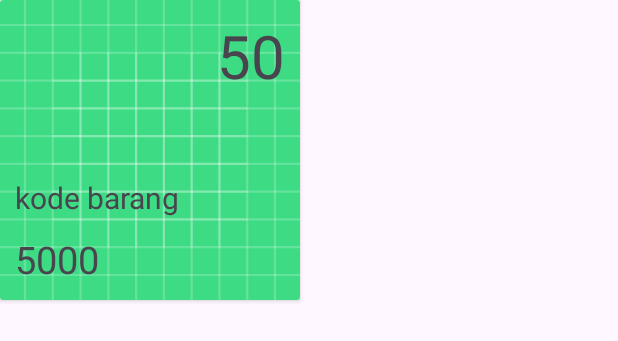
After one commit to amarSans/AppInventory, an Android app: the layout item_barang.xml on its own in the app's theme, with its tools: preview values and no code run, on a phone screen of 412 x 824 dp. The commit adds this screen. Shown: the top 341 px of the screen. Run offline under Robolectric (Android 15) with nearby library versions, the phone set to English and light mode, and no system bars.

Commit message:
penambahan adapter untuk tampilan recycler view, dengan mode eror tidak diketahui yang menyebabkan barang tidak tampil di recycler view

```diff
--- a/app/src/main/java/com/tugasmobile/inventory/data/LaporanDatabaseHelper.kt
+++ b/app/src/main/java/com/tugasmobile/inventory/data/LaporanDatabaseHelper.kt
@@ -45,7 +45,6 @@ class LaporanDatabaseHelper(context: Context) : SQLiteOpenHelper(context, DATABA
         return id
     }
 
-    // Metode untuk mendapatkan semua laporan
     fun getAllLaporan(): List<Laporan> {
         val laporanList = mutableListOf<Laporan>()
         val db = this.readableDatabase
--- /dev/null
+++ b/app/src/main/res/layout/item_barang.xml
@@ -0,0 +1,45 @@
+<?xml version="1.0" encoding="utf-8"?>
+<androidx.cardview.widget.CardView xmlns:android="http://schemas.android.com/apk/res/android"
+    android:layout_width="200dp"
+    android:layout_height="200dp"
+    xmlns:app="http://schemas.android.com/apk/res-auto">
+    <androidx.constraintlayout.widget.ConstraintLayout
+        android:layout_width="match_parent"
+        android:layout_height="match_parent">
+        <ImageView
+            android:layout_width="match_parent"
+            android:layout_height="match_parent"
+            android:src="@drawable/ic_launcher_background"/>
+        <TextView
+            android:layout_width="wrap_content"
+            android:layout_height="wrap_content"
+            android:id="@+id/TVstok"
+            android:text="50"
+            android:textSize="40sp"
+            android:padding="10dp"
+            app:layout_constraintEnd_toEndOf="parent"
+            app:layout_constraintTop_toTopOf="parent"/>
+        <TextView
+            android:id="@+id/TVkodebarang"
+            android:layout_width="wrap_content"
+            android:layout_height="wrap_content"
+            android:textSize="20sp"
+            android:text="kode barang"
+            android:paddingStart="10dp"
+            app:layout_constraintStart_toStartOf="parent"
+            app:layout_constraintBottom_toTopOf="@+id/TVPrice"
+            />
+        <TextView
+            android:layout_width="wrap_content"
+            android:layout_height="wrap_content"
+            android:text="5000"
+            android:id="@+id/TVPrice"
+            app:layout_constraintStart_toStartOf="parent"
+            app:layout_constraintBottom_toBottomOf="parent"
+            android:padding="10dp"
+            android:textSize="25sp"/>
+
+
+    </androidx.constraintlayout.widget.ConstraintLayout>
+
+</androidx.cardview.widget.CardView>
--- a/app/src/main/res/navigation/mobile_navigation.xml
+++ b/app/src/main/res/navigation/mobile_navigation.xml
@@ -13,7 +13,7 @@
 
     <fragment
         android:id="@+id/nav_gallery"
-        android:name="com.tugasmobile.inventory.ui.gallery.GalleryFragment"
+        android:name="com.tugasmobile.inventory.ui.gallery.BarangFragment"
         android:label="@string/menu_gallery"
         tools:layout="@layout/fragment_gallery" />
 
```
Also changed, not shown: app/src/main/java/com/tugasmobile/inventory/ui/gallery/BarangAdapter.kt (added, +33 -0 lines), app/src/main/java/com/tugasmobile/inventory/ui/gallery/BarangFragment.kt (added, +68 -0 lines), app/src/main/java/com/tugasmobile/inventory/ui/gallery/BarangViewModel.kt (added, +19 -0 lines), app/src/main/java/com/tugasmobile/inventory/ui/gallery/BarangViewModelFactory.kt (added, +15 -0 lines), app/src/main/java/com/tugasmobile/inventory/ui/gallery/GalleryFragment.kt (deleted, +0 -42 lines), app/src/main/java/com/tugasmobile/inventory/ui/gallery/GalleryViewModel.kt (deleted, +0 -13 lines), app/src/main/res/layout/fragment_gallery.xml (+7 -11 lines).
